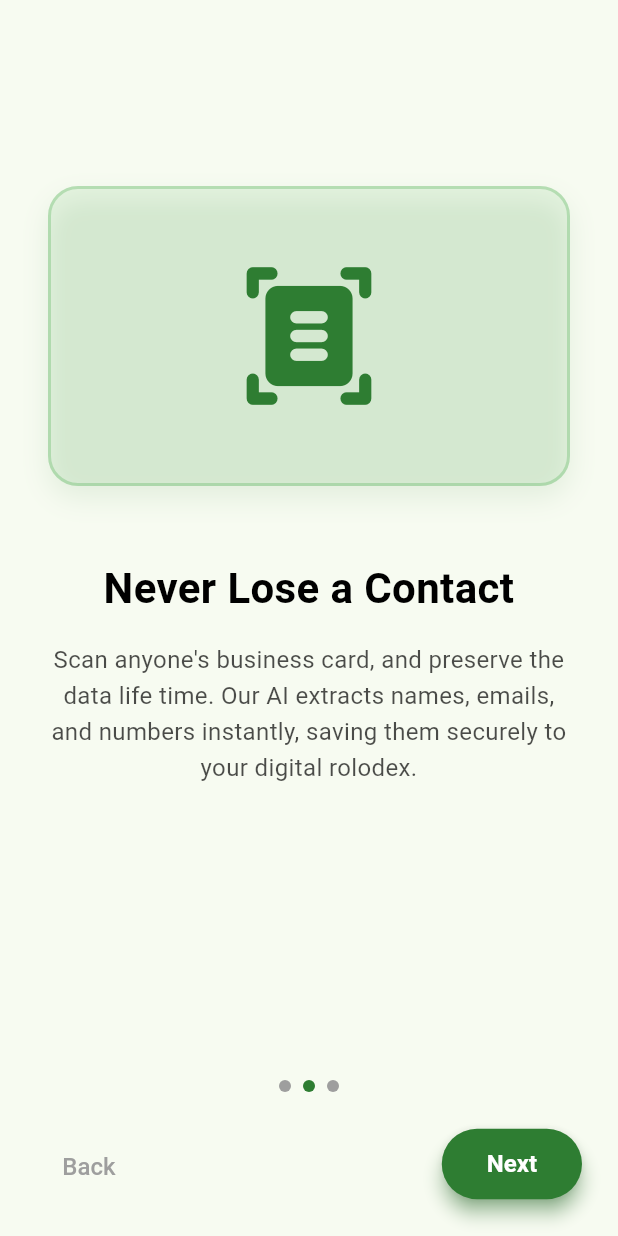
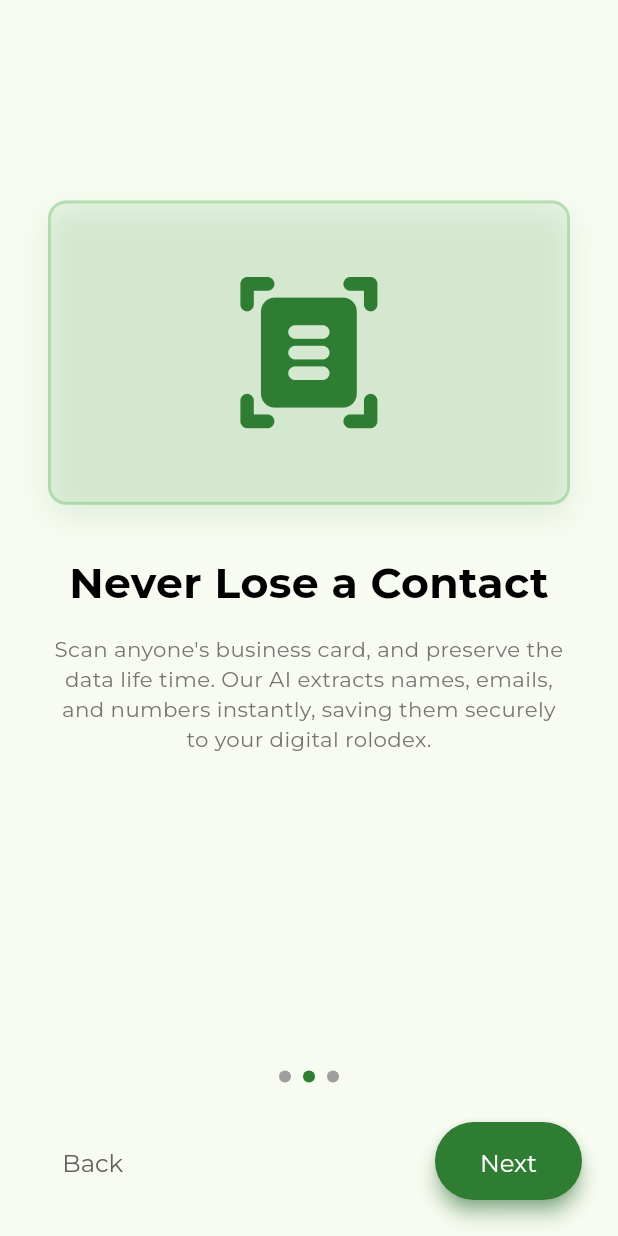
Before and after one commit to KafiulIslam/business_card_scanner, a Flutter app: the screen it shows after launch, swiped to page 2, on a phone screen of 412 x 824 dp. Run offline on Flutter 3.47's test engine with Material 3 defaults, Android fonts, the phone set to English and light mode, and no system bars; our stand-ins replace flutter_screenutil, gap, go_router, google_fonts.

Commit message:
onboard is completed

```diff
--- a/lib/core/theme/app_text_style.dart
+++ b/lib/core/theme/app_text_style.dart
@@ -1,116 +1,133 @@
 import 'package:flutter/material.dart';
 import 'package:flutter_screenutil/flutter_screenutil.dart';
+import 'package:google_fonts/google_fonts.dart';
 import 'app_colors.dart';
 
 class AppTextStyles {
   // Headlines
-  static TextStyle get headline1 => TextStyle(
+
+  static TextStyle get headline1 => GoogleFonts.montserrat(
+          textStyle: TextStyle(
         fontSize: 32.sp,
         fontWeight: FontWeight.bold,
         color: AppColors.black,
         height: 1.2,
-  );
+      ));
 
-  static TextStyle get headline2 => TextStyle(
+  static TextStyle get headline2 => GoogleFonts.montserrat(
+          textStyle: TextStyle(
         fontSize: 28.sp,
         fontWeight: FontWeight.bold,
         color: AppColors.black,
         height: 1.2,
-  );
+      ));
 
-  static TextStyle get headline3 => TextStyle(
+  static TextStyle get headline3 => GoogleFonts.montserrat(
+          textStyle: TextStyle(
         fontSize: 24.sp,
         fontWeight: FontWeight.w600,
         color: AppColors.black,
         height: 1.3,
-  );
+      ));
 
-  static TextStyle get headline4 => TextStyle(
+  static TextStyle get headline4 => GoogleFonts.montserrat(
+          textStyle: TextStyle(
         fontSize: 20.sp,
         fontWeight: FontWeight.w600,
         color: AppColors.black,
         height: 1.3,
-  );
+      ));
 
   // Body Text
-  static TextStyle get bodyLarge => TextStyle(
+  static TextStyle get bodyLarge => GoogleFonts.montserrat(
+          textStyle: TextStyle(
         fontSize: 18.sp,
         fontWeight: FontWeight.normal,
         color: AppColors.gray800,
         height: 1.5,
-  );
+      ));
 
-  static TextStyle get bodyMedium => TextStyle(
+  static TextStyle get bodyMedium => GoogleFonts.montserrat(
+          textStyle: TextStyle(
         fontSize: 16.sp,
         fontWeight: FontWeight.normal,
         color: AppColors.gray700,
         height: 1.5,
-  );
+      ));
 
-  static TextStyle get bodySmall => TextStyle(
+  static TextStyle get bodySmall => GoogleFonts.montserrat(
+          textStyle: TextStyle(
         fontSize: 14.sp,
         fontWeight: FontWeight.normal,
         color: AppColors.gray600,
         height: 1.4,
-  );
+      ));
 
   // Labels
-  static TextStyle get labelLarge => TextStyle(
+  static TextStyle get labelLarge => GoogleFonts.montserrat(
+          textStyle: TextStyle(
         fontSize: 16.sp,
         fontWeight: FontWeight.w500,
         color: AppColors.gray800,
         height: 1.4,
-  );
+      ));
 
-  static TextStyle get labelMedium => TextStyle(
+  static TextStyle get labelMedium => GoogleFonts.montserrat(
+          textStyle: TextStyle(
         fontSize: 14.sp,
         fontWeight: FontWeight.w500,
         color: AppColors.gray700,
         height: 1.4,
-  );
+      ));
 
-  static TextStyle get labelSmall => TextStyle(
+  static TextStyle get labelSmall => GoogleFonts.montserrat(
+          textStyle: TextStyle(
         fontSize: 12.sp,
         fontWeight: FontWeight.w500,
         color: AppColors.gray600,
         height: 1.3,
-  );
+      ));
 
   // Buttons
-  static TextStyle get buttonLarge => TextStyle(
+  static TextStyle get buttonLarge => GoogleFonts.montserrat(
+          textStyle: TextStyle(
         fontSize: 18.sp,
         fontWeight: FontWeight.w600,
         color: AppColors.white,
         height: 1.2,
-  );
+      ));
 
-  static TextStyle get buttonMedium => TextStyle(
+  static TextStyle get buttonMedium => GoogleFonts.montserrat(
+          textStyle: TextStyle(
         fontSize: 16.sp,
         fontWeight: FontWeight.w600,
         color: AppColors.white,
         height: 1.2,
-  );
+      ));
 
-  static TextStyle get buttonSmall => TextStyle(
+  static TextStyle get buttonSmall => GoogleFonts.montserrat(
+          textStyle: TextStyle(
         fontSize: 14.sp,
         fontWeight: FontWeight.w600,
         color: AppColors.white,
         height: 1.2,
-  );
+      ));
 
   // Captions
-  static TextStyle get caption => TextStyle(
+  static TextStyle get caption => GoogleFonts.montserrat(
+          textStyle: TextStyle(
         fontSize: 12.sp,
         fontWeight: FontWeight.normal,
         color: AppColors.gray500,
         height: 1.3,
-  );
+      ));
 
-  static TextStyle get overline => TextStyle(
+  static TextStyle get overline => GoogleFonts.montserrat(
+          textStyle: TextStyle(
         fontSize: 10.sp,
         fontWeight: FontWeight.w500,
         color: AppColors.gray500,
         height: 1.2,
         letterSpacing: 1.5,
-  );
+      ));
 }
--- a/lib/features/onBoard/data/repositories/onboard_repository_impl.dart
+++ /dev/null
@@ -1,19 +0,0 @@
-import '../../domain/entities/onboard_entity.dart';
-import '../../domain/repositories/onboard_repository.dart';
-import '../services/onboard_service.dart';
-
-class OnboardRepositoryImpl implements OnboardRepository {
-  final OnboardService _service;
-
-  OnboardRepositoryImpl(this._service);
-
-  @override
-  Future<List<OnboardEntity>> getOnboardData() async {
-    return await _service.getOnboardData();
-  }
-
-  @override
-  Future<void> completeOnboarding() async {
-    await _service.completeOnboarding();
-  }
-}
--- a/lib/features/onBoard/data/services/onboard_service.dart
+++ /dev/null
@@ -1,6 +0,0 @@
-import '../../domain/entities/onboard_entity.dart';
-
-abstract class OnboardService {
-  Future<List<OnboardEntity>> getOnboardData();
-  Future<void> completeOnboarding();
-}
--- a/lib/features/onBoard/domain/entities/onboard_entity.dart
+++ /dev/null
@@ -1,16 +0,0 @@
-import 'package:equatable/equatable.dart';
-
-class OnboardEntity extends Equatable {
-  final String title;
-  final String description;
-  final String iconName;
-
-  const OnboardEntity({
-    required this.title,
-    required this.description,
-    required this.iconName,
-  });
-
-  @override
-  List<Object?> get props => [title, description, iconName];
-}
--- a/lib/features/onBoard/domain/repositories/onboard_repository.dart
+++ /dev/null
@@ -1,6 +0,0 @@
-import '../entities/onboard_entity.dart';
-
-abstract class OnboardRepository {
-  Future<List<OnboardEntity>> getOnboardData();
-  Future<void> completeOnboarding();
-}
--- a/lib/features/onBoard/domain/use_cases/complete_onboarding_use_case.dart
+++ /dev/null
@@ -1,11 +0,0 @@
-import '../repositories/onboard_repository.dart';
-
-class CompleteOnboardingUseCase {
-  final OnboardRepository _repository;
-
-  CompleteOnboardingUseCase(this._repository);
-
-  Future<void> call() async {
-    await _repository.completeOnboarding();
-  }
-}
--- a/lib/features/onBoard/domain/use_cases/get_onboard_data_use_case.dart
+++ /dev/null
@@ -1,12 +0,0 @@
-import '../entities/onboard_entity.dart';
-import '../repositories/onboard_repository.dart';
-
-class GetOnboardDataUseCase {
-  final OnboardRepository _repository;
-
-  GetOnboardDataUseCase(this._repository);
-
-  Future<List<OnboardEntity>> call() async {
-    return await _repository.getOnboardData();
-  }
-}
--- a/lib/features/onBoard/presentation/cubit/onboard_state.dart
+++ /dev/null
@@ -1,61 +0,0 @@
-import 'package:equatable/equatable.dart';
-import '../../domain/entities/onboard_entity.dart';
-
-abstract class OnboardState extends Equatable {
-  const OnboardState();
-
-  @override
-  List<Object?> get props => [];
-}
-
-class OnboardInitial extends OnboardState {
-  const OnboardInitial();
-}
-
-class OnboardLoading extends OnboardState {
-  const OnboardLoading();
-}
-
-class OnboardLoaded extends OnboardState {
-  final List<OnboardEntity> onboardData;
-  final int currentPage;
-  final bool canGoNext;
-  final bool canGoPrevious;
-
-  const OnboardLoaded({
-    required this.onboardData,
-    required this.currentPage,
-    required this.canGoNext,
-    required this.canGoPrevious,
-  });
-
-  @override
-  List<Object?> get props => [onboardData, currentPage, canGoNext, canGoPrevious];
-
-  OnboardLoaded copyWith({
-    List<OnboardEntity>? onboardData,
-    int? currentPage,
-    bool? canGoNext,
-    bool? canGoPrevious,
-  }) {
-    return OnboardLoaded(
-      onboardData: onboardData ?? this.onboardData,
-      currentPage: currentPage ?? this.currentPage,
-      canGoNext: canGoNext ?? this.canGoNext,
-      canGoPrevious: canGoPrevious ?? this.canGoPrevious,
-    );
-  }
-}
-
-class OnboardError extends OnboardState {
-  final String message;
-
-  const OnboardError(this.message);
-
-  @override
-  List<Object?> get props => [message];
-}
-
-class OnboardCompleted extends OnboardState {
-  const OnboardCompleted();
-}
--- a/lib/features/onBoard/presentation/views/onboard_screen.dart
+++ b/lib/features/onBoard/presentation/views/onboard_screen.dart
@@ -1,156 +1,153 @@
+import 'package:business_card_scanner/core/theme/app_dimensions.dart';
+import 'package:business_card_scanner/core/theme/app_text_style.dart';
 import 'package:flutter/material.dart';
-import 'package:flutter_bloc/flutter_bloc.dart';
+import 'package:gap/gap.dart';
 import 'package:go_router/go_router.dart';
 import '../../../../core/routes/routes.dart';
 import '../../../../core/theme/app_colors.dart';
-import '../cubit/onboard_cubit.dart';
-import '../cubit/onboard_state.dart';
 import '../widgets/onboard_widget.dart';
-import '../../domain/use_cases/get_onboard_data_use_case.dart';
-import '../../domain/use_cases/complete_onboarding_use_case.dart';
-import '../../data/repositories/onboard_repository_impl.dart';
-import '../../data/services/onboard_service_impl.dart';
 
-class OnboardScreen extends StatelessWidget {
+
+class OnboardScreen extends StatefulWidget {
   const OnboardScreen({super.key});
 
   @override
-  Widget build(BuildContext context) {
-    return BlocProvider(
-      create: (context) => OnboardCubit(
-        getOnboardDataUseCase: GetOnboardDataUseCase(
-          OnboardRepositoryImpl(OnboardServiceImpl()),
-        ),
-        completeOnboardingUseCase: CompleteOnboardingUseCase(
-          OnboardRepositoryImpl(OnboardServiceImpl()),
-        ),
-      )..loadOnboardData(),
-      child: const OnboardView(),
-    );
-  }
+  State<OnboardScreen> createState() => _OnboardScreenState();
 }
 
-class OnboardView extends StatelessWidget {
-  const OnboardView({super.key});
+class _OnboardScreenState extends State<OnboardScreen> {
+  // Controller for managing page transitions and navigation
+  final PageController _pageController = PageController();
+
+  // Current page index (0-based)
+  int _currentPage = 0;
+
+  // Static data for onboarding pages
+  // Each page contains title, description, and icon information
+  final List<Map<String, dynamic>> onboardPages = [
+    {
+      'title': 'Your Card, Always Ready',
+      'description':
+          'User Business Card Scanner is free for life time. Scan and digitize your own professional card. Instantly share a pristine digital copy anytime, anywhere.',
+      'icon': Icons.qr_code_2_rounded,
+    },
+    {
+      'title': 'Never Lose a Contact',
+      'description':
+          "Scan anyone's business card, and preserve the data life time. Our AI extracts names, emails, and numbers instantly, saving them securely to your digital rolodex.",
+      'icon': Icons.document_scanner_rounded,
+    },
+    {
+      'title': 'Design Your Brand',
+      'description':
+          'Create your own business card using our intuitive editor. Choose templates, customize colors, and generate a professional, shareable digital card instantly.',
+      'icon': Icons.edit_note_rounded,
+    },
+  ];
+
+  @override
+  void initState() {
+    super.initState();
+
+    // Listen for page changes to update current page index
+    _pageController.addListener(() {
+      setState(() {
+        _currentPage = _pageController.page?.round() ?? 0;
+      });
+    });
+  }
+
+  @override
+  void dispose() {
+    _pageController.dispose();
+    super.dispose();
+  }
 
   @override
   Widget build(BuildContext context) {
-    return BlocListener<OnboardCubit, OnboardState>(
-      listener: (context, state) {
-        if (state is OnboardCompleted) {
-          context.go(Routes.login);
-        } else if (state is OnboardError) {
-          _showSnackBar(context, state.message);
-        }
-      },
-      child: BlocBuilder<OnboardCubit, OnboardState>(
-        builder: (context, state) {
-          if (state is OnboardLoading) {
-            return const Scaffold(
-              body: Center(child: CircularProgressIndicator()),
-            );
-          }
-
-          if (state is OnboardError) {
-            return Scaffold(
-              body: Center(
-                child: Column(
-                  mainAxisAlignment: MainAxisAlignment.center,
-                  children: [
-                    const Icon(Icons.error, size: 64, color: Colors.red),
-                    const SizedBox(height: 16),
-                    Text(state.message),
-                    const SizedBox(height: 16),
-                    ElevatedButton(
-                      onPressed: () => context.read<OnboardCubit>().loadOnboardData(),
-                      child: const Text('Retry'),
-                    ),
-                  ],
-                ),
-              ),
-            );
-          }
-
-          if (state is OnboardLoaded) {
-            return _buildOnboardContent(context, state);
-          }
-
-          return const Scaffold(
-            body: Center(child: CircularProgressIndicator()),
-          );
-        },
-      ),
-    );
-  }
-
-  Widget _buildOnboardContent(BuildContext context, OnboardLoaded state) {
     return Scaffold(
       body: SafeArea(
         child: Column(
           children: [
+            // Main content area with PageView for onboarding slides
             Expanded(
               child: PageView.builder(
-                onPageChanged: (index) {
-                  context.read<OnboardCubit>().goToPage(index);
-                },
-                itemCount: state.onboardData.length,
+                controller: _pageController,
+                itemCount: onboardPages.length,
                 itemBuilder: (context, index) {
-                  final entity = state.onboardData[index];
+                  final page = onboardPages[index];
                   return OnboardWidget(
-                    title: entity.title,
-                    description: entity.description,
-                    iconName: entity.iconName,
+                    title: page['title'] as String,
+                    description: page['description'] as String,
+                    icon: page['icon'] as IconData,
                   );
                 },
               ),
             ),
-            _buildNavigation(context, state),
+            // Navigation controls (dots, buttons)
+            _buildNavigation(context),
           ],
         ),
       ),
     );
   }
 
-  Widget _buildNavigation(BuildContext context, OnboardLoaded state) {
+  // Builds the navigation section with page indicators and control buttons
+
+  Widget _buildNavigation(BuildContext context) {
     return Padding(
       padding: const EdgeInsets.all(24.0),
       child: Column(
         children: [
-          _buildDotIndicator(state),
-          const SizedBox(height: 24),
+          // Page indicator dots
+          _buildDotIndicator(),
+          Gap(AppDimensions.spacing24),
+
+          // Navigation buttons row
           Row(
             mainAxisAlignment: MainAxisAlignment.spaceBetween,
             children: [
-              // Skip/Back Button
-              if (state.currentPage == 0)
+              // Skip/Back Button - contextual based on current page
+              if (_currentPage == 0)
+                // Skip button (first page only)
                 TextButton(
-                  onPressed: () => context.read<OnboardCubit>().skipOnboarding(),
-                  child: const Text(
+                  onPressed: () => context.go(Routes.login),
+                  child: Text(
                     'Skip',
-                    style: TextStyle(color: Colors.grey, fontSize: 16),
+                    style: AppTextStyles.bodyMedium,
                   ),
                 )
               else
+                // Back button (subsequent pages)
                 TextButton(
-                  onPressed: () => context.read<OnboardCubit>().previousPage(),
-                  child: const Text(
+                  onPressed: () {
+                    _pageController.previousPage(
+                        duration: const Duration(milliseconds: 300),
+                        curve: Curves.easeInOut);
+                  },
+                  child: Text(
                     'Back',
-                    style: TextStyle(color: Colors.grey, fontSize: 16),
+                    style: AppTextStyles.bodyMedium,
                   ),
                 ),
 
-              // Next/Get Started Button
+              // Next/Get Started Button - contextual based on current page
               ElevatedButton(
                 onPressed: () {
-                  if (state.currentPage < state.onboardData.length - 1) {
-                    context.read<OnboardCubit>().nextPage();
+                  if (_currentPage < onboardPages.length - 1) {
+                    // Navigate to next page
+                    _pageController.nextPage(
+                        duration: const Duration(milliseconds: 300),
+                        curve: Curves.easeInOut);
                   } else {
-                    context.read<OnboardCubit>().completeOnboarding();
+                    // Navigate to main app (last page)
+                    context.go(Routes.login);
                   }
                 },
                 style: ElevatedButton.styleFrom(
                   backgroundColor: AppColors.primary,
-                  padding: const EdgeInsets.symmetric(horizontal: 30, vertical: 14),
+                  padding:
+                      const EdgeInsets.symmetric(horizontal: 30, vertical: 14),
                   shape: RoundedRectangleBorder(
                     borderRadius: BorderRadius.circular(30),
                   ),
@@ -158,13 +155,11 @@ class OnboardView extends StatelessWidget {
                   shadowColor: AppColors.primaryLight,
                 ),
                 child: Text(
-                  state.currentPage == state.onboardData.length - 1
+                  _currentPage == onboardPages.length - 1
                       ? 'Get Started'
                       : 'Next',
-                  style: const TextStyle(
-                      color: Colors.white,
-                      fontSize: 16,
-                      fontWeight: FontWeight.bold),
+                  style:
+                      AppTextStyles.bodyMedium.copyWith(color: AppColors.white),
                 ),
               ),
             ],
@@ -174,30 +169,24 @@ class OnboardView extends StatelessWidget {
     );
   }
 
-  Widget _buildDotIndicator(OnboardLoaded state) {
+  /// Builds the page indicator dots
+  Widget _buildDotIndicator() {
     return Row(
       mainAxisAlignment: MainAxisAlignment.center,
       children: List.generate(
-        state.onboardData.length,
+        onboardPages.length,
         (index) => Container(
           margin: const EdgeInsets.symmetric(horizontal: 4.0),
           width: 8.0,
           height: 8.0,
           decoration: BoxDecoration(
             shape: BoxShape.circle,
-            color: state.currentPage == index ? AppColors.primary : AppColors.gray500,
+            color:
+                _currentPage == index ? AppColors.primary : AppColors.gray500,
           ),
         ),
       ),
     );
   }
 
-  void _showSnackBar(BuildContext context, String message) {
-    ScaffoldMessenger.of(context).showSnackBar(
-      SnackBar(
-        content: Text(message),
-        duration: const Duration(seconds: 2),
-      ),
-    );
-  }
 }
--- a/lib/features/onBoard/presentation/widgets/onboard_widget.dart
+++ b/lib/features/onBoard/presentation/widgets/onboard_widget.dart
@@ -1,16 +1,20 @@
+import 'package:business_card_scanner/core/theme/app_dimensions.dart';
 import 'package:flutter/material.dart';
+import 'package:flutter_screenutil/flutter_screenutil.dart';
+import 'package:gap/gap.dart';
 import '../../../../core/theme/app_colors.dart';
+import '../../../../core/theme/app_text_style.dart';
 
 class OnboardWidget extends StatelessWidget {
   final String title;
   final String description;
-  final String iconName;
+  final IconData icon;
 
   const OnboardWidget({
     super.key,
     required this.title,
     required this.description,
-    required this.iconName,
+    required this.icon,
   });
 
   @override
@@ -23,11 +27,12 @@ class OnboardWidget extends StatelessWidget {
         children: [
           // Graphic Area
           Container(
-            height: 200,
+            height: 200.h,
             decoration: BoxDecoration(
               color: AppColors.primaryLight.withOpacity(0.1),
-              borderRadius: BorderRadius.circular(20),
-              border: Border.all(color: AppColors.primaryLight.withOpacity(0.3), width: 2),
+              borderRadius: BorderRadius.circular(AppDimensions.radius12),
+              border: Border.all(
+                  color: AppColors.primaryLight.withOpacity(0.3), width: 2),
               boxShadow: [
                 BoxShadow(
                   color: AppColors.primary.withOpacity(0.1),
@@ -38,52 +43,29 @@ class OnboardWidget extends StatelessWidget {
             ),
             child: Center(
               child: Icon(
-                _getIconFromName(iconName),
-                size: 100,
+                icon,
+                size: 100.w,
                 color: AppColors.primary,
               ),
             ),
           ),
-          const SizedBox(height: 48),
-
+          Gap(AppDimensions.spacing32),
           // Title
           Text(
             title,
             textAlign: TextAlign.center,
-            style: const TextStyle(
-              fontSize: 28,
-              fontWeight: FontWeight.bold,
-              color: AppColors.black,
-            ),
+            style: AppTextStyles.headline2,
           ),
-          const SizedBox(height: 16),
-
+          Gap(AppDimensions.spacing16),
           // Description
           Text(
             description,
             textAlign: TextAlign.center,
-            style: TextStyle(
-              fontSize: 16,
-              color: AppColors.black.withOpacity(0.7),
-              height: 1.5,
-            ),
+            style: AppTextStyles.bodySmall,
           ),
-          const SizedBox(height: 48),
+          Gap(AppDimensions.spacing48),
         ],
       ),
     );
   }
-
-  IconData _getIconFromName(String iconName) {
-    switch (iconName) {
-      case 'qr_code_2_rounded':
-        return Icons.qr_code_2_rounded;
-      case 'document_scanner_rounded':
-        return Icons.document_scanner_rounded;
-      case 'edit_note_rounded':
-        return Icons.edit_note_rounded;
-      default:
-        return Icons.info;
-    }
-  }
 }
--- a/pubspec.yaml
+++ b/pubspec.yaml
@@ -33,7 +33,9 @@ dependencies:
 
   #User interface / UI
   flutter_screenutil: ^5.9.0
-  google_fonts: ^4.0.5
+  google_fonts: ^6.3.0
+  gap: ^3.0.1
+
 
   # State Management
   flutter_bloc: ^8.1.3
```
Also changed, not shown: lib/features/onBoard/data/services/onboard_service_impl.dart (deleted, +0 -35 lines), lib/features/onBoard/presentation/cubit/onboard_cubit.dart (deleted, +0 -95 lines), lib/splash_screen.dart (+29 -29 lines), pubspec.lock. Lines whose indentation alone changed are shown as unchanged.
